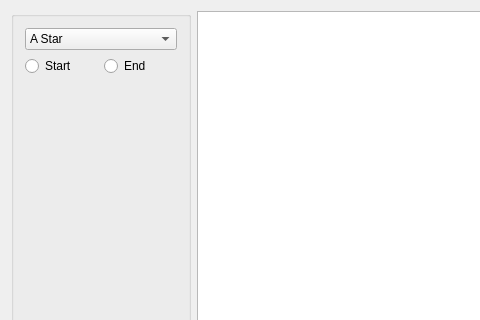
Old version of the form PathFinding/mainwindow.ui in the repository razzil1/Pathfinding; both pictures show x 0 to 480 and y 0 to 320 of the 745 by 560 pixel window.
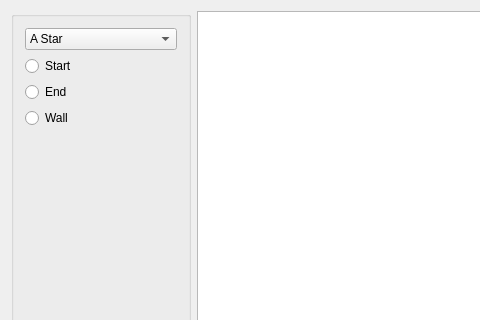
New version of the form.

Patch:
```diff
--- a/PathFinding/mainwindow.ui
+++ b/PathFinding/mainwindow.ui
@@ -78,7 +78,7 @@
           </widget>
          </item>
          <item>
-          <layout class="QHBoxLayout" name="horizontalLayout">
+          <layout class="QVBoxLayout" name="verticalLayout_3">
            <item>
             <widget class="QRadioButton" name="radioButton">
              <property name="text">
@@ -93,6 +93,13 @@
              </property>
             </widget>
            </item>
+           <item>
+            <widget class="QRadioButton" name="radioButton_3">
+             <property name="text">
+              <string>Wall</string>
+             </property>
+            </widget>
+           </item>
           </layout>
          </item>
         </layout>
```
